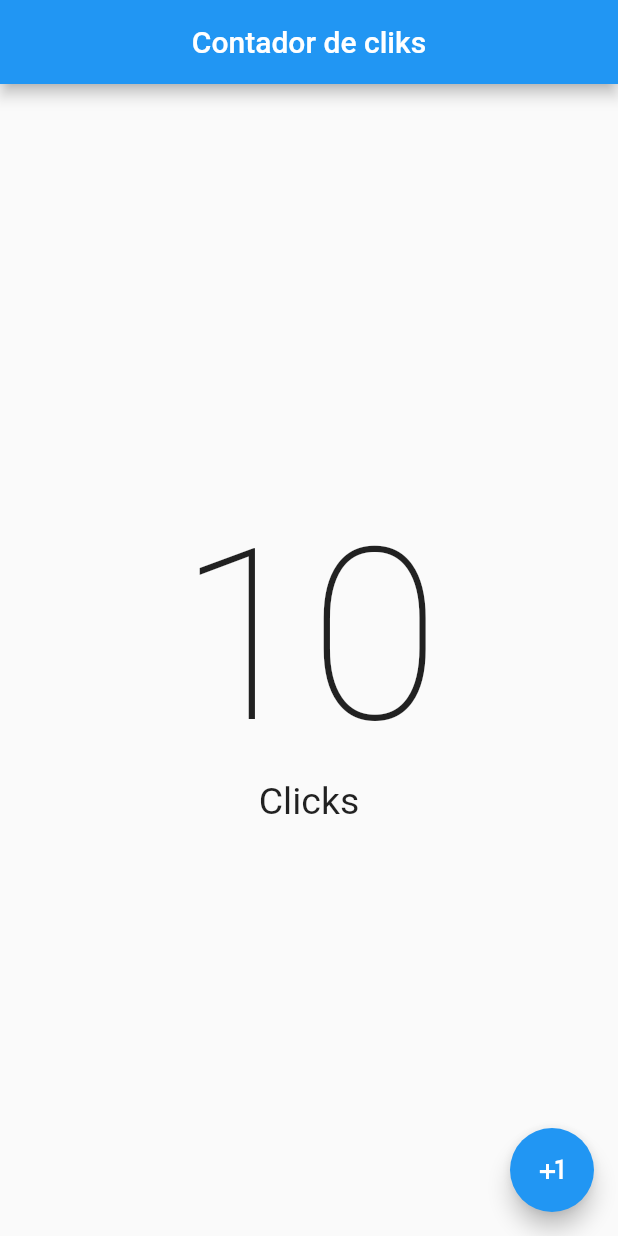
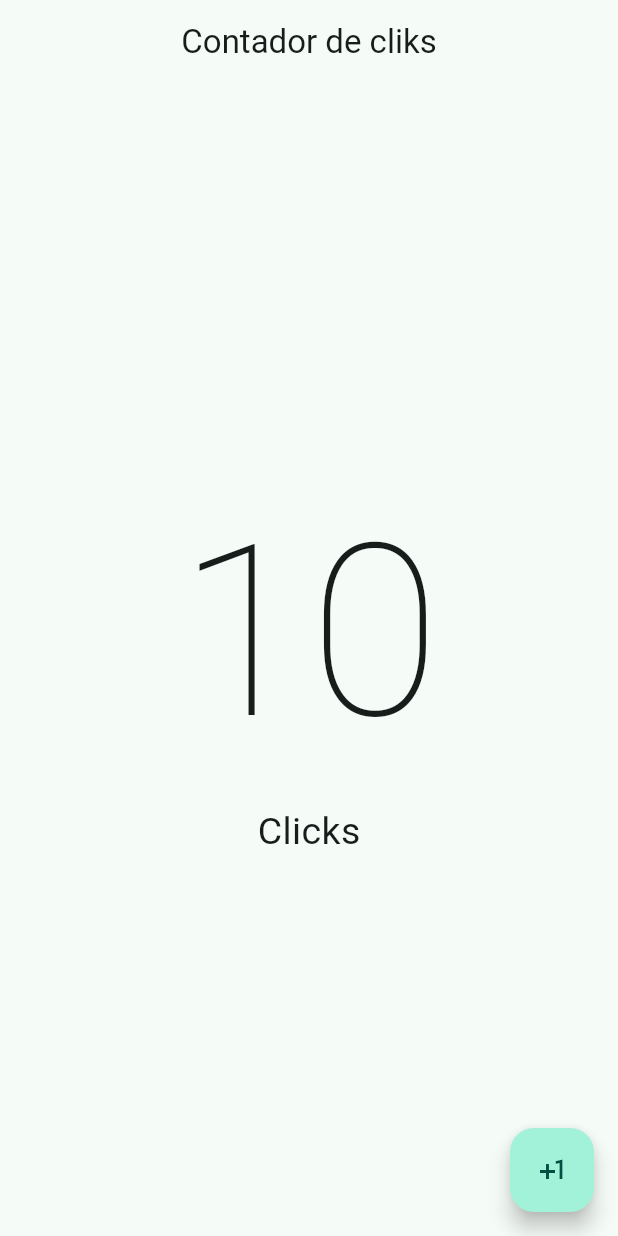
Before and after one commit to Juan-Ayme/movil-flutter, a Flutter app: the screen it shows after launch, on a phone screen of 412 x 824 dp. Run offline on Flutter 3.47's test engine with Material 2 defaults, Android fonts, the phone set to English and light mode, and no system bars.

Commit message:
cambiando el tema

```diff
--- a/lib/main.dart
+++ b/lib/main.dart
@@ -10,9 +10,13 @@ class MyApp extends StatelessWidget {
 
   @override
   Widget build(BuildContext context) {
-    return const MaterialApp(
+    return  MaterialApp(
       debugShowCheckedModeBanner: false,
-      home:CounterScreen(),
+      theme: ThemeData(
+        useMaterial3: true,
+        colorSchemeSeed: Colors.tealAccent
+        ),
+      home: const CounterScreen(),
     );
   }
 }
--- a/lib/presentation/screens/counter/counter_screen.dart
+++ b/lib/presentation/screens/counter/counter_screen.dart
@@ -7,7 +7,7 @@ class CounterScreen extends StatelessWidget {
   Widget build(BuildContext context) {
     return  Scaffold(
       appBar: AppBar(
-        title: Text('Contador de cliks'),
+        title: const Text('Contador de cliks'),
         centerTitle: true,
       ),
       body: const Center(
```
